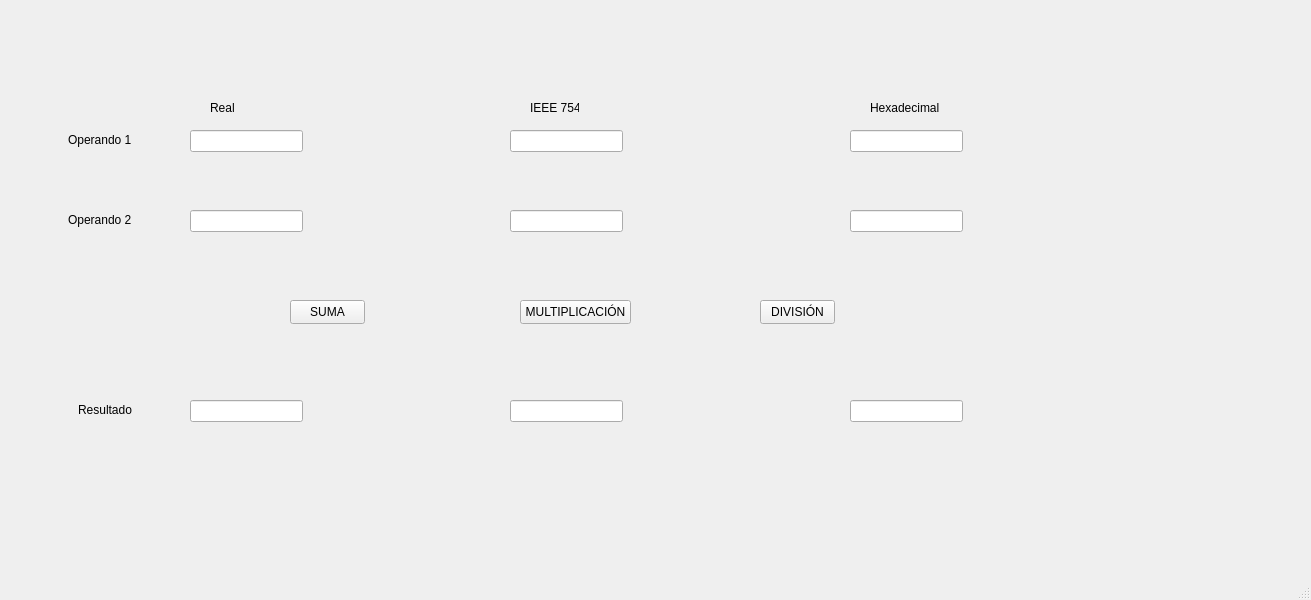
The window that mainwindow.ui (ddelrm01/Practica4_ARCO) describes before a commit, drawn with Qt 5.
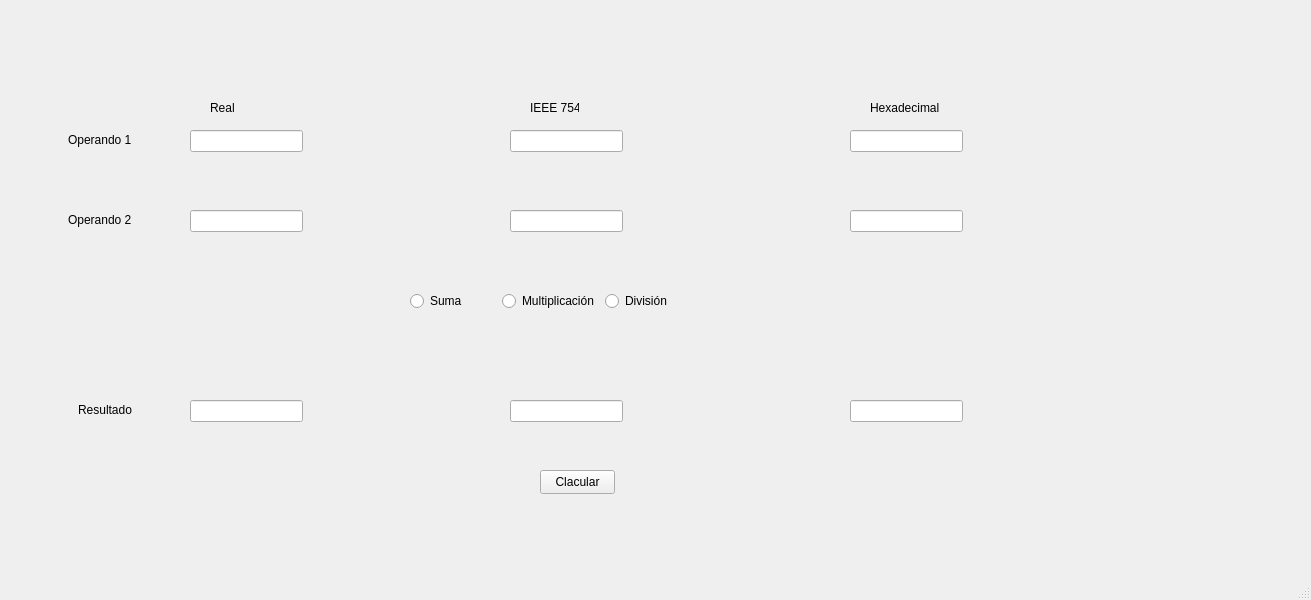
The same window after the commit.

```diff
--- a/mainwindow.ui
+++ b/mainwindow.ui
@@ -104,45 +104,6 @@
      </rect>
     </property>
    </widget>
-   <widget class="QPushButton" name="botonSuma">
-    <property name="geometry">
-     <rect>
-      <x>290</x>
-      <y>300</y>
-      <width>75</width>
-      <height>24</height>
-     </rect>
-    </property>
-    <property name="text">
-     <string>SUMA</string>
-    </property>
-   </widget>
-   <widget class="QPushButton" name="botonMulti">
-    <property name="geometry">
-     <rect>
-      <x>520</x>
-      <y>300</y>
-      <width>111</width>
-      <height>24</height>
-     </rect>
-    </property>
-    <property name="text">
-     <string>MULTIPLICACIÓN</string>
-    </property>
-   </widget>
-   <widget class="QPushButton" name="botonDiv">
-    <property name="geometry">
-     <rect>
-      <x>760</x>
-      <y>300</y>
-      <width>75</width>
-      <height>24</height>
-     </rect>
-    </property>
-    <property name="text">
-     <string>DIVISIÓN</string>
-    </property>
-   </widget>
    <widget class="QLabel" name="label">
     <property name="geometry">
      <rect>
@@ -221,6 +182,52 @@
      <string>Resultado</string>
     </property>
    </widget>
+   <widget class="QPushButton" name="botonCalcular">
+    <property name="geometry">
+     <rect>
+      <x>540</x>
+      <y>470</y>
+      <width>75</width>
+      <height>24</height>
+     </rect>
+    </property>
+    <property name="text">
+     <string>Clacular</string>
+    </property>
+   </widget>
+   <widget class="QWidget" name="">
+    <property name="geometry">
+     <rect>
+      <x>410</x>
+      <y>290</y>
+      <width>281</width>
+      <height>22</height>
+     </rect>
+    </property>
+    <layout class="QHBoxLayout" name="horizontalLayout">
+     <item>
+      <widget class="QRadioButton" name="radioSum">
+       <property name="text">
+        <string>Suma</string>
+       </property>
+      </widget>
+     </item>
+     <item>
+      <widget class="QRadioButton" name="radioMulti">
+       <property name="text">
+        <string>Multiplicación</string>
+       </property>
+      </widget>
+     </item>
+     <item>
+      <widget class="QRadioButton" name="radioDiv">
+       <property name="text">
+        <string>División</string>
+       </property>
+      </widget>
+     </item>
+    </layout>
+   </widget>
   </widget>
   <widget class="QMenuBar" name="menubar">
    <property name="geometry">
```
